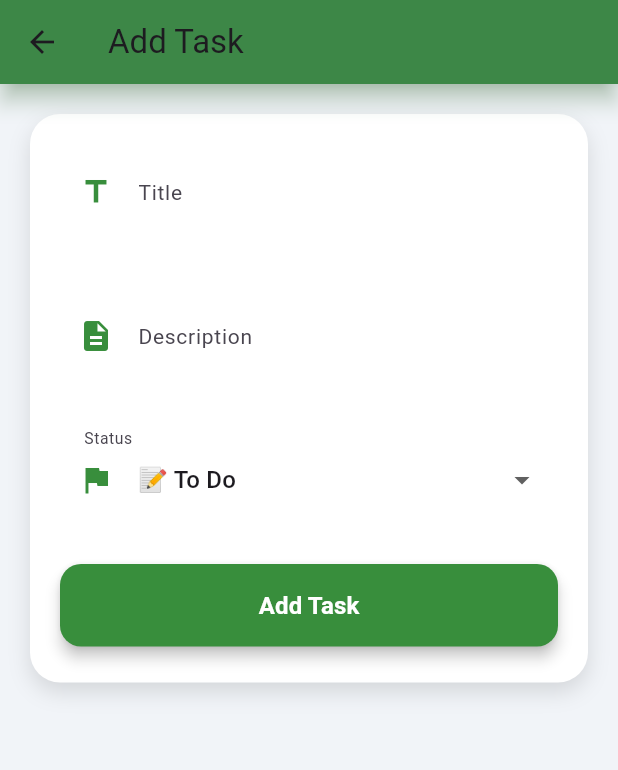
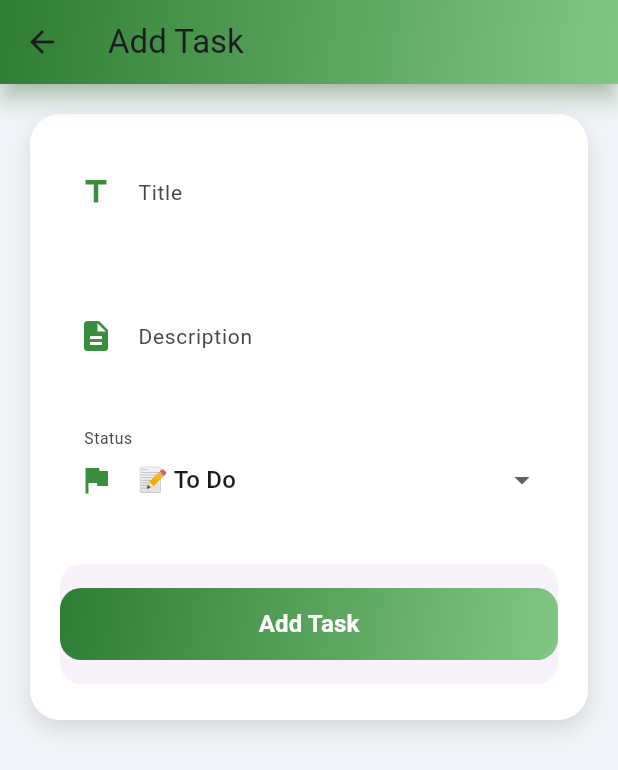
Before and after one commit to mayuri996/flutter-task-manager-ai, a Flutter app: the screen it shows after launch, after a tap on the "add" icon, on a phone screen of 412 x 824 dp. Shown: the top 770 px of the screen. Run offline on Flutter 3.47's test engine with Material 3 defaults, Android fonts, the phone set to English and light mode, and no system bars; our stand-ins replace google_fonts, lottie, sqflite; missing offline and left inert: tflite_flutter; accounts and stored records are empty; statements that could not run were skipped.

Commit message:
Changed green colors to gradient in AddEditTaskScreen

```diff
--- a/lib/screens/add_edit_task.dart
+++ b/lib/screens/add_edit_task.dart
@@ -80,6 +80,16 @@ class _AddEditTaskScreenState extends State<AddEditTaskScreen> {
     );
   }
 
+  // New gradient for AppBar & Button background
+  final LinearGradient _greenGradient = const LinearGradient(
+    colors: [
+      Color(0xFF2E7D32),
+      Color(0xFF81C784)
+    ], // dark green to lighter green
+    begin: Alignment.topLeft,
+    end: Alignment.bottomRight,
+  );
+
   @override
   Widget build(BuildContext context) {
     final isEditing = widget.task != null;
@@ -89,7 +99,12 @@ class _AddEditTaskScreenState extends State<AddEditTaskScreen> {
       appBar: AppBar(
         title: Text(isEditing ? 'Edit Task' : 'Add Task'),
         elevation: 6,
-        backgroundColor: Colors.green.shade700,
+        backgroundColor: Colors.transparent,
+        flexibleSpace: Container(
+          decoration: BoxDecoration(
+            gradient: _greenGradient,
+          ),
+        ),
         shadowColor: Colors.green.shade200,
       ),
       body: SingleChildScrollView(
@@ -159,19 +174,37 @@ class _AddEditTaskScreenState extends State<AddEditTaskScreen> {
                       child: ElevatedButton(
                         onPressed: _saveTask,
                         style: ElevatedButton.styleFrom(
-                          backgroundColor: Colors.green.shade700,
-                          foregroundColor: Colors.white,
                           padding: const EdgeInsets.symmetric(vertical: 16),
                           elevation: 4,
                           shape: RoundedRectangleBorder(
                             borderRadius: BorderRadius.circular(14),
                           ),
+                          foregroundColor: Colors.white,
+                          backgroundColor: Colors.transparent,
+                        ).copyWith(
+                          // override background color with gradient using Ink
+                          backgroundColor:
+                              MaterialStateProperty.resolveWith<Color?>(
+                            (states) => null,
+                          ),
+                          shadowColor:
+                              MaterialStateProperty.all(Colors.transparent),
                         ),
-                        child: Text(
-                          isEditing ? 'Update Task' : 'Add Task',
-                          style: const TextStyle(
-                            fontSize: 16,
-                            fontWeight: FontWeight.w600,
+                        child: Ink(
+                          decoration: BoxDecoration(
+                            gradient: _greenGradient,
+                            borderRadius: BorderRadius.circular(14),
+                          ),
+                          child: Container(
+                            alignment: Alignment.center,
+                            constraints: const BoxConstraints(minHeight: 48),
+                            child: Text(
+                              isEditing ? 'Update Task' : 'Add Task',
+                              style: const TextStyle(
+                                fontSize: 16,
+                                fontWeight: FontWeight.w600,
+                              ),
+                            ),
                           ),
                         ),
                       ),
--- a/lib/screens/home_screen.dart
+++ b/lib/screens/home_screen.dart
@@ -1,5 +1,6 @@
 import 'package:flutter/material.dart';
 import 'package:lottie/lottie.dart';
+import 'package:google_fonts/google_fonts.dart';
 import '../models/task.dart';
 import '../db/task_database.dart';
 import 'add_edit_task.dart';
@@ -128,25 +129,51 @@ class _HomeScreenState extends State<HomeScreen> {
         child: SafeArea(
           child: Column(
             children: [
+              // Frosted Glass Style AppBar Container
               Padding(
                 padding:
                     const EdgeInsets.symmetric(horizontal: 16, vertical: 12),
+                child: Container(
+                  padding:
+                      const EdgeInsets.symmetric(horizontal: 16, vertical: 12),
+                  decoration: BoxDecoration(
+                    color: Colors.white.withOpacity(0.15),
+                    borderRadius: BorderRadius.circular(16),
+                    boxShadow: [
+                      BoxShadow(
+                        color: Colors.black.withOpacity(0.1),
+                        blurRadius: 8,
+                        offset: const Offset(0, 4),
+                      )
+                    ],
+                  ),
                   child: Row(
                     mainAxisAlignment: MainAxisAlignment.spaceBetween,
                     children: [
+                      Row(
+                        children: [
+                          const Icon(Icons.task_alt,
+                              color: Colors.white, size: 28),
+                          const SizedBox(width: 8),
                           Text(
                             'Your Tasks',
-                      style: TextStyle(
+                            style: GoogleFonts.poppins(
                               fontSize: 28,
                               fontWeight: FontWeight.bold,
                               color: Colors.white.withOpacity(0.95),
                             ),
                           ),
+                        ],
+                      ),
                       Row(
                         children: [
                           _isSyncing
-                            ? const CircularProgressIndicator(
-                                color: Colors.white, strokeWidth: 2)
+                              ? Lottie.asset(
+                                  'assets/sync.json',
+                                  width: 30,
+                                  height: 30,
+                                  fit: BoxFit.cover,
+                                )
                               : IconButton(
                                   icon: const Icon(Icons.sync),
                                   onPressed: _syncTasks,
@@ -162,6 +189,8 @@ class _HomeScreenState extends State<HomeScreen> {
                     ],
                   ),
                 ),
+              ),
+
               Expanded(
                 child: _tasks.isEmpty
                     ? Column(
@@ -169,10 +198,31 @@ class _HomeScreenState extends State<HomeScreen> {
                         children: [
                           Lottie.asset('assets/empty.json',
                               width: 200, repeat: false),
-                          const Text(
+                          const SizedBox(height: 12),
+                          Text(
                             "No tasks yet 😴",
-                            style: TextStyle(color: Colors.white, fontSize: 16),
+                            style: GoogleFonts.poppins(
+                              color: Colors.white,
+                              fontSize: 18,
+                              fontWeight: FontWeight.w600,
                             ),
+                          ),
+                          const SizedBox(height: 12),
+                          ElevatedButton.icon(
+                            onPressed: _addTask,
+                            icon: const Icon(Icons.add),
+                            label: const Text("Add your first task"),
+                            style: ElevatedButton.styleFrom(
+                              backgroundColor: Colors.white,
+                              foregroundColor: Colors.blueAccent,
+                              shape: RoundedRectangleBorder(
+                                  borderRadius: BorderRadius.circular(20)),
+                              padding: const EdgeInsets.symmetric(
+                                  vertical: 12, horizontal: 20),
+                              textStyle: GoogleFonts.poppins(
+                                  fontWeight: FontWeight.bold, fontSize: 16),
+                            ),
+                          )
                         ],
                       )
                     : RefreshIndicator(
@@ -218,42 +268,73 @@ class _HomeScreenState extends State<HomeScreen> {
                               onDismissed: (_) => _deleteTask(task),
                               child: Card(
                                 shape: RoundedRectangleBorder(
-                                    borderRadius: BorderRadius.circular(14)),
-                                color: Colors.white,
-                                elevation: 5,
-                                margin: const EdgeInsets.symmetric(vertical: 6),
+                                  borderRadius: BorderRadius.circular(14),
+                                ),
+                                elevation: 4,
+                                shadowColor: Colors.black38,
+                                margin: const EdgeInsets.symmetric(
+                                    vertical: 6, horizontal: 8),
+                                child: Padding(
+                                  padding: const EdgeInsets.symmetric(
+                                      vertical: 6, horizontal: 12),
                                   child: ListTile(
+                                    contentPadding: const EdgeInsets.symmetric(
+                                        vertical: 0, horizontal: 0),
                                     leading: Checkbox(
                                       value: task.status == 'done',
                                       activeColor: Colors.green,
                                       onChanged: (val) =>
                                           _toggleTaskCompletion(task, val),
                                     ),
-                                  title: Text(task.title,
-                                      style: const TextStyle(
-                                          fontWeight: FontWeight.bold)),
+                                    title: Text(
+                                      task.title,
+                                      style: GoogleFonts.poppins(
+                                          fontWeight: FontWeight.bold,
+                                          fontSize: 15),
+                                    ),
                                     subtitle: Column(
                                       crossAxisAlignment:
                                           CrossAxisAlignment.start,
                                       children: [
+                                        const SizedBox(height: 2),
+                                        Text(
+                                          task.description,
+                                          style: GoogleFonts.poppins(
+                                            fontSize: 12,
+                                            color: Colors.grey[700],
+                                          ),
+                                        ),
                                         const SizedBox(height: 4),
-                                      Text(task.description),
-                                      const SizedBox(height: 4),
-                                      Text(
-                                        '${_sentimentEmoji(task.sentiment ?? '')} ${task.sentiment ?? 'uncertain'}',
-                                        style: TextStyle(
+                                        Chip(
+                                          label: Text(
+                                            task.sentiment ?? 'uncertain',
+                                            style: GoogleFonts.poppins(
+                                                fontWeight: FontWeight.w600,
+                                                fontSize: 11,
                                                 color: _sentimentColor(
+                                                    task.sentiment ?? '')),
+                                          ),
+                                          backgroundColor: _sentimentColor(
+                                                  task.sentiment ?? '')
+                                              .withOpacity(0.15),
+                                          avatar: Text(
+                                            _sentimentEmoji(
                                                 task.sentiment ?? ''),
-                                          fontWeight: FontWeight.w600,
-                                          fontSize: 13,
+                                            style:
+                                                const TextStyle(fontSize: 12),
                                           ),
+                                          padding: const EdgeInsets.symmetric(
+                                              vertical: 1, horizontal: 6),
                                         ),
                                       ],
                                     ),
                                     trailing: IconButton(
                                       icon: const Icon(Icons.edit,
-                                        color: Colors.blue),
+                                          color: Colors.blue, size: 20),
                                       onPressed: () => _editTask(task),
+                                      padding: const EdgeInsets.all(0),
+                                      constraints: const BoxConstraints(),
+                                    ),
                                   ),
                                 ),
                               ),
--- a/pubspec.yaml
+++ b/pubspec.yaml
@@ -7,6 +7,7 @@ environment:
   sdk: ">=3.0.0 <4.0.0"
 
 dependencies:
+  google_fonts: ^4.0.4
   lottie: ^2.7.0
   flutter:
     sdk: flutter
@@ -33,3 +34,4 @@ flutter:
     - assets/apple_logo.png
     - assets/facebook_logo.png
     - assets/empty.json
+    - assets/sync.json
```
Also changed, not shown: assets/sync.json (added, +1 -0 lines), pubspec.lock, 1 other file. Lines whose indentation alone changed are shown as unchanged.
